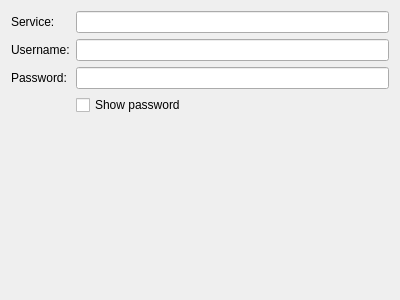
Qt form lib/editor/ui/pppoe.ui (KDE/plasma-nm) before a commit.
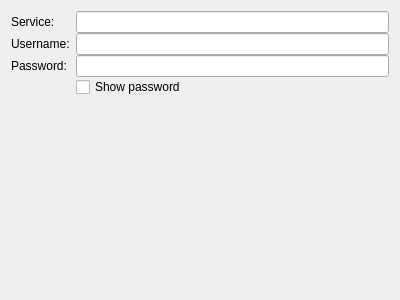
The same form after that commit. Custom widgets are drawn as their Qt base class.

Commit message:
Add verticalSpacing property to QFormLayouts
This makes them not crash on instantiation, otherwise hitting an ASSERT
deep in Qt. (Which should be fixed, nevertheless.)

Diff of the .ui file:
```diff
--- a/lib/editor/ui/pppoe.ui
+++ b/lib/editor/ui/pppoe.ui
@@ -11,6 +11,9 @@
    </rect>
   </property>
   <layout class="QFormLayout" name="formLayout">
+    <property name="verticalSpacing">
+    <number>0</number>
+    </property>
    <item row="0" column="0">
     <widget class="QLabel" name="label">
      <property name="text">
```
The commit also changes 12 other files.
